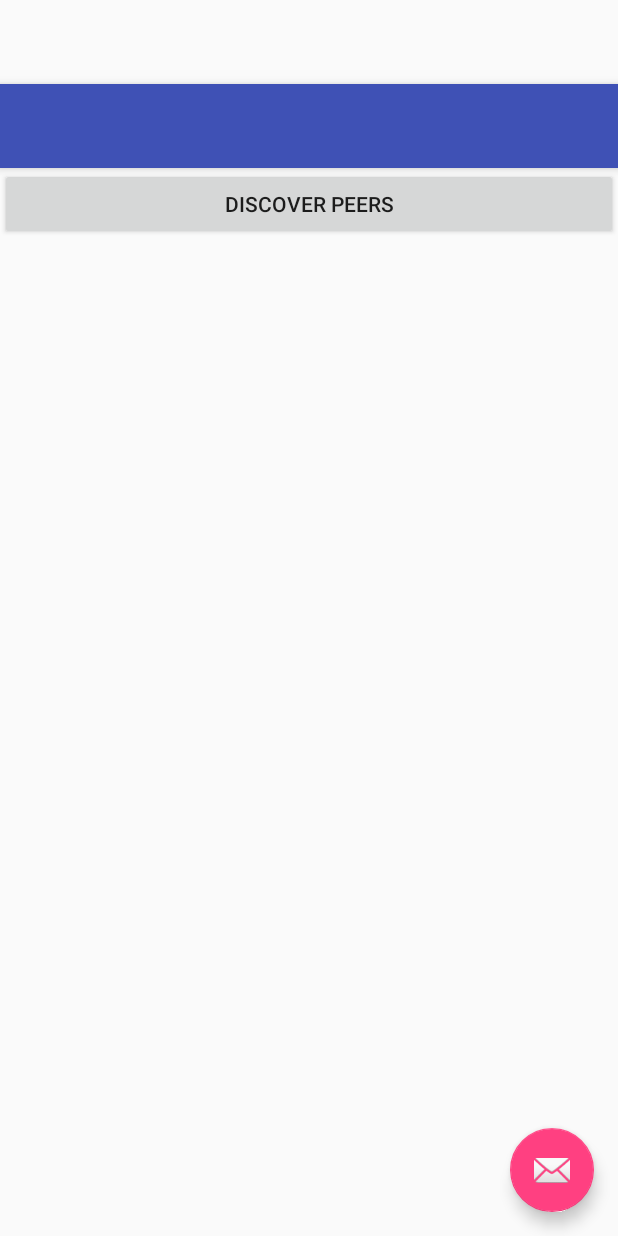
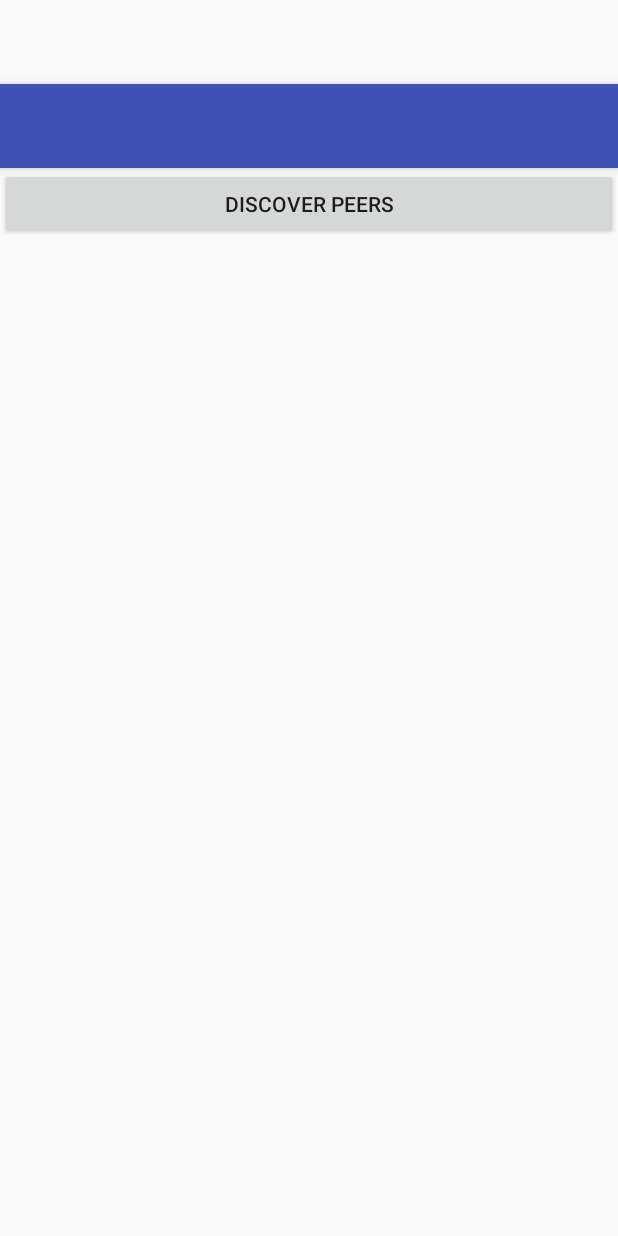
Before and after one commit to juank056/WifiDirect_Sample, an Android app: the layout activity_my_wi_fi.xml on its own in the app's theme, with its tools: preview values and no code run, on a phone screen of 412 x 824 dp. Run offline under Robolectric (Android 15) with nearby library versions, the phone set to English and light mode, and no system bars.

Commit message:
Commit changes

```diff
--- a/app/src/main/java/com/jcmp/wifidirect/sample/wifidirect_sample/WifiBroadcastReceiver.java
+++ b/app/src/main/java/com/jcmp/wifidirect/sample/wifidirect_sample/WifiBroadcastReceiver.java
@@ -30,7 +30,7 @@ public class WifiBroadcastReceiver extends BroadcastReceiver {
      * Peer listener
      */
     private WifiP2pManager.PeerListListener myPeerListListener;
-    ;
+
 
     /**
      * Constructor del que recibe los broadcast
@@ -50,6 +50,7 @@ public class WifiBroadcastReceiver extends BroadcastReceiver {
             @Override
             public void onPeersAvailable(WifiP2pDeviceList peers) {
                 //Los peers están disponibles (Se debe actualizar la lista de peers en pantalla)
+                mActivity.setNewDevices(peers.getDeviceList());
             }
         };
     }
--- a/app/src/main/res/layout/activity_my_wi_fi.xml
+++ b/app/src/main/res/layout/activity_my_wi_fi.xml
@@ -9,8 +9,8 @@
     tools:context="com.jcmp.wifidirect.sample.wifidirect_sample.MyWiFiActivity">
 
     <android.support.design.widget.AppBarLayout
+        android:layout_width="match_parent"
         android:layout_height="wrap_content"
-        android:layout_width="match_parent"
         android:theme="@style/AppTheme.AppBarOverlay">
 
         <android.support.v7.widget.Toolbar
@@ -24,12 +24,4 @@
 
     <include layout="@layout/content_my_wi_fi"/>
 
-    <android.support.design.widget.FloatingActionButton
-        android:id="@+id/fab"
-        android:layout_width="wrap_content"
-        android:layout_height="wrap_content"
-        android:layout_gravity="bottom|end"
-        android:layout_margin="@dimen/fab_margin"
-        android:src="@android:drawable/ic_dialog_email"/>
-
 </android.support.design.widget.CoordinatorLayout>
--- a/app/src/main/res/layout/content_my_wi_fi.xml
+++ b/app/src/main/res/layout/content_my_wi_fi.xml
@@ -15,4 +15,10 @@
         android:layout_width="match_parent"
         android:layout_height="wrap_content"
         android:text="@string/discover_peers"/>
+
+    <ListView
+        android:id="@+id/list_peers"
+        android:layout_width="match_parent"
+        android:layout_height="wrap_content"
+        android:layout_gravity="center_horizontal"/>
 </LinearLayout>
--- a/app/src/main/res/values/strings.xml
+++ b/app/src/main/res/values/strings.xml
@@ -3,4 +3,9 @@
     <string name="action_settings">Settings</string>
     <string name="title_activity_my_wi_fi">MyWiFiActivity</string>
     <string name="discover_peers">Discover Peers</string>
+    <string name="peers_discovered">Peers Discovered Successfully!</string>
+    <string name="peers_discovered_failed">Discovering Peers Failed!</string>
+    <string name="no_device">No Device found on that position</string>
+    <string name="name">Nombre:</string>
+    <string name="address">Address:</string>
 </resources>
```
Also changed, not shown: app/src/main/java/com/jcmp/wifidirect/sample/wifidirect_sample/MainActivity.java (+4 -16 lines), app/src/main/java/com/jcmp/wifidirect/sample/wifidirect_sample/MyWiFiActivity.java (+91 -15 lines).
